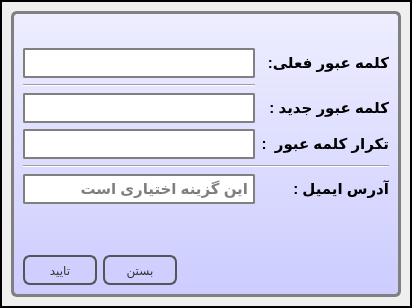
The window that changepassworddialog.ui (reza-rezvani2052/KetabYab) describes before a commit, drawn with Qt 5.
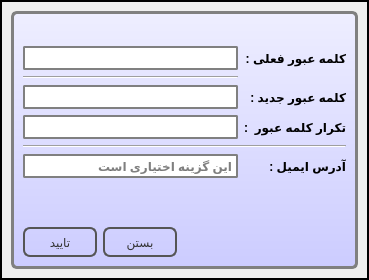
The same window after the commit.

What changed in the file:
```diff
--- a/changepassworddialog.ui
+++ b/changepassworddialog.ui
@@ -9,8 +9,8 @@
    <rect>
     <x>0</x>
     <y>0</y>
-    <width>412</width>
-    <height>308</height>
+    <width>369</width>
+    <height>280</height>
    </rect>
   </property>
   <property name="windowTitle">
@@ -51,20 +51,16 @@
 /* ------------------------------------- */
 QLabel {
 font-weight: bold;
-font-size: 15px;
+/*font-size: 15px;*/
 }
 /* ------------------------------------- */
-QLineEdit, QComboBox {
-padding: 3px;
+QLineEdit {
+padding: 2px;
 border-style: solid;
 border: 2px solid gray;
 border-radius: 2px;
 font-weight: bold;
-font-size: 15px;
-}
-/* ------------------------------------- */
-#cmbUsername{
-
+/*font-size: 15px;*/
 }
 /* ------------------------------------- */
 QPushButton{
@@ -354,7 +350,7 @@
             </size>
            </property>
            <property name="text">
-            <string>کلمه عبور فعلی:</string>
+            <string>کلمه عبور فعلی :</string>
            </property>
           </widget>
          </item>
```
